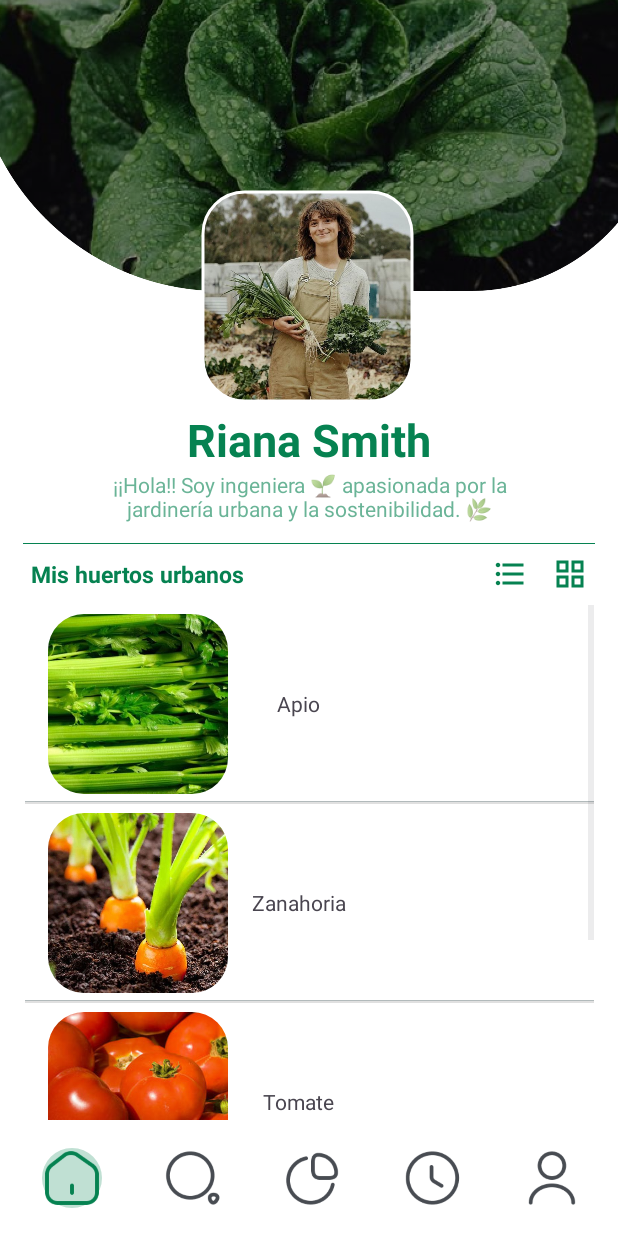
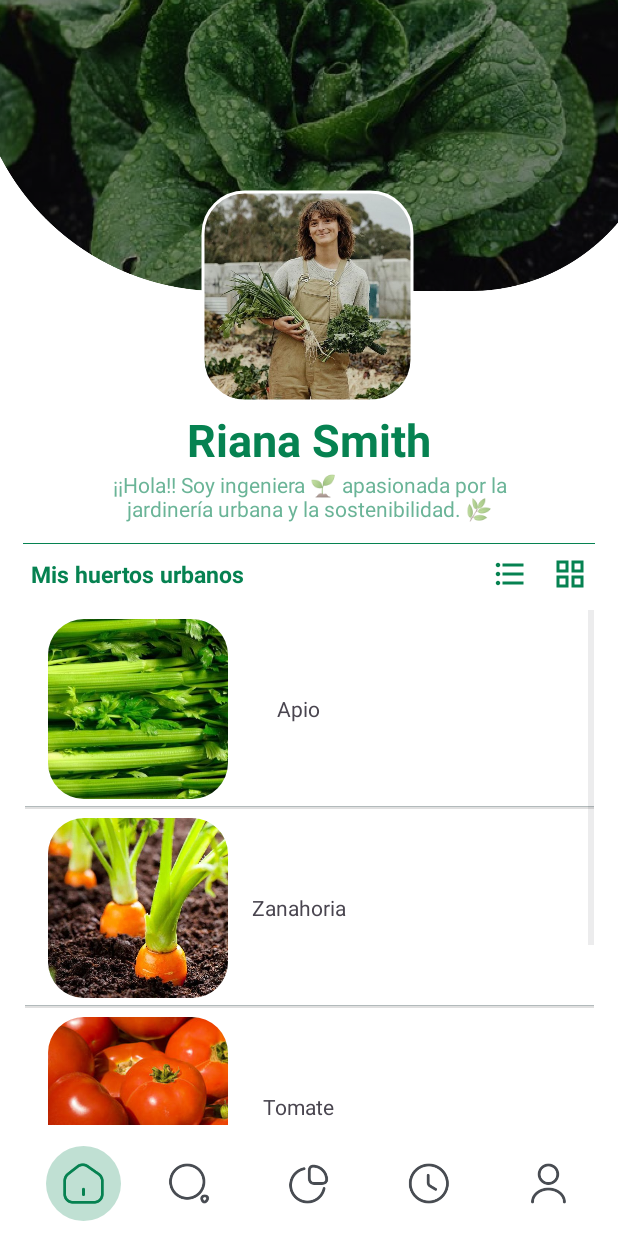
Before and after one commit to WiilsonSg/GreenGardenApp, an Android app: the MainScreen screen opened directly, with no data from a screen before it, on a phone screen of 412 x 824 dp. Run offline under Robolectric (Android 15) with nearby library versions, the phone set to English and light mode, and no system bars.

Commit message:
Cambios en la barra de navagación a un layout de 30 y se agrega un background verde circular.

```diff
--- a/app/src/main/res/layout/activity_garden_list.xml
+++ b/app/src/main/res/layout/activity_garden_list.xml
@@ -14,6 +14,8 @@
         app:layout_constraintEnd_toEndOf="parent"
         app:layout_constraintStart_toStartOf="parent"
         app:layout_constraintTop_toTopOf="parent">
+
+
 
         <com.google.android.material.imageview.ShapeableImageView
             android:id="@+id/iconoGarden"
--- a/app/src/main/res/layout/activity_main_screen.xml
+++ b/app/src/main/res/layout/activity_main_screen.xml
@@ -133,8 +133,8 @@
 
     <LinearLayout
         android:id="@+id/linearLayout2"
-        android:layout_width="395dp"
-        android:layout_height="77dp"
+        android:layout_width="match_parent"
+        android:layout_height="70dp"
         android:layout_marginTop="24dp"
         android:gravity="center"
         android:orientation="horizontal"
@@ -145,41 +145,47 @@
         app:layout_constraintTop_toTopOf="parent"
         app:layout_constraintVertical_bias="1.0">
 
+        <RelativeLayout
+            android:layout_width="50dp"
+            android:layout_height="50dp"
+            android:background="@drawable/background_bar_navagation">
 
-        <ImageView
-            android:id="@+id/home"
-            android:layout_width="40dp"
-            android:layout_height="40dp"
-            android:layout_margin="20dp"
-            android:background="@drawable/background_bar_navagation"
-            app:srcCompat="@drawable/home_2" />
+            <ImageView
+                android:id="@+id/home"
+                android:layout_width="30dp"
+                android:layout_height="30dp"
+                android:layout_centerInParent="true"
+                app:srcCompat="@drawable/home_2" />
+
+        </RelativeLayout>
 
         <ImageView
             android:id="@+id/category"
-            android:layout_width="40dp"
-            android:layout_height="40dp"
-            android:layout_margin="20dp"
+            android:layout_width="30dp"
+            android:layout_height="30dp"
+            android:layout_marginLeft="30dp"
+            android:layout_marginRight="50dp"
             app:srcCompat="@drawable/search" />
 
         <ImageView
             android:id="@+id/statics"
-            android:layout_width="40dp"
-            android:layout_height="40dp"
-            android:layout_margin="20dp"
+            android:layout_width="30dp"
+            android:layout_height="30dp"
+
             app:srcCompat="@drawable/graph" />
 
         <ImageView
             android:id="@+id/tips"
-            android:layout_width="40dp"
-            android:layout_height="40dp"
-            android:layout_margin="20dp"
+            android:layout_width="30dp"
+            android:layout_height="30dp"
+            android:layout_marginLeft="50dp"
+            android:layout_marginRight="50dp"
             app:srcCompat="@drawable/clock" />
 
         <ImageView
             android:id="@+id/profile"
-            android:layout_width="40dp"
-            android:layout_height="40dp"
-            android:layout_margin="20dp"
+            android:layout_width="30dp"
+            android:layout_height="30dp"
             app:srcCompat="@drawable/user" />
 
 
```
Also changed, not shown: app/src/main/res/layout/activity_category.xml (+30 -21 lines), app/src/main/res/layout/activity_change_password.xml (+7 -5 lines), app/src/main/res/layout/activity_main.xml (+35 -39 lines), app/src/main/res/layout/activity_signin.xml (+22 -36 lines), app/src/main/res/layout/activity_signup.xml (+8 -32 lines), app/src/main/res/values/styles.xml (+11 -1 lines), app/src/main/res/drawable/fooa.jpg (added).
